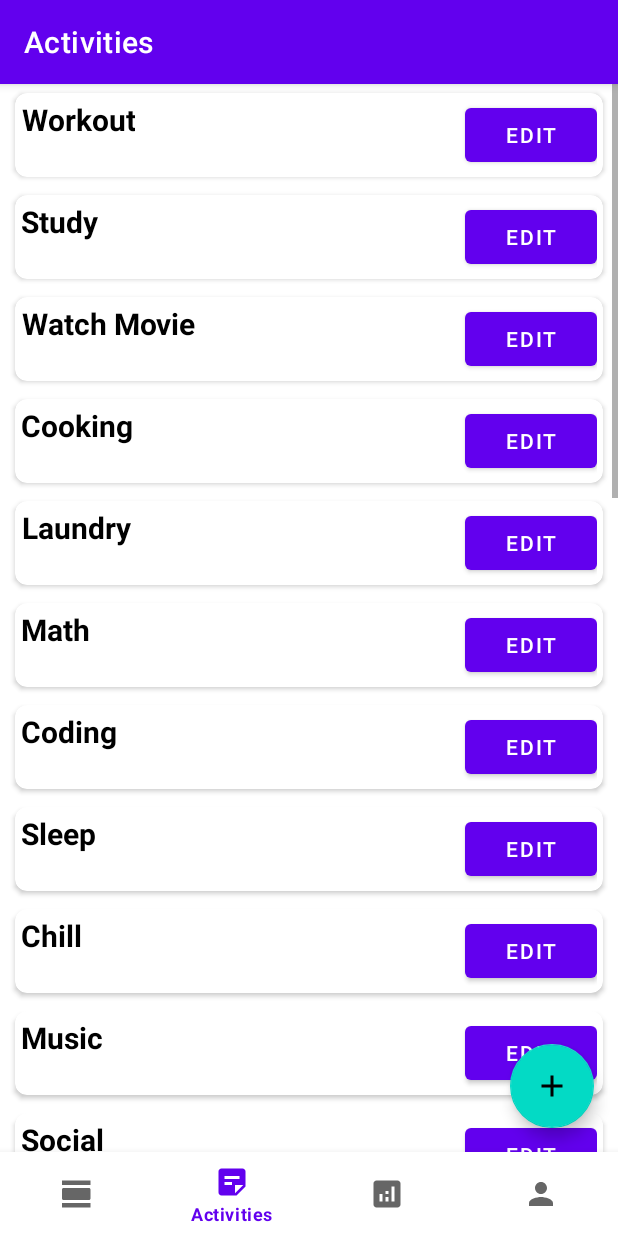
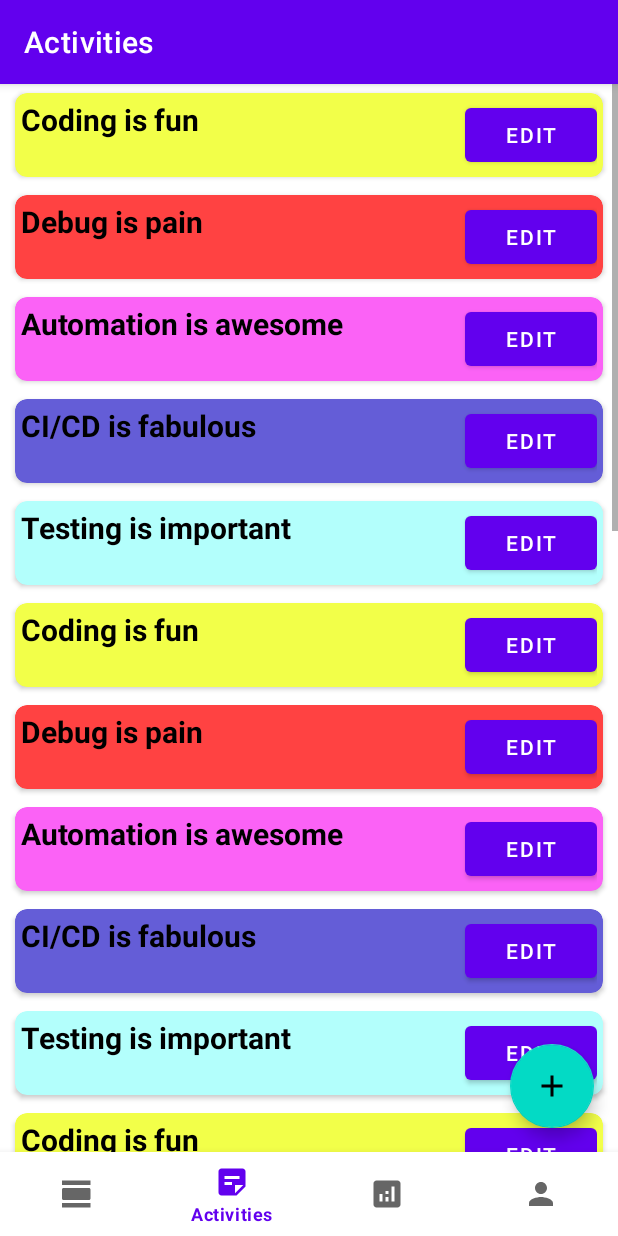
Before and after one commit to MarkHershey/SnapTrack, an Android app: the ActivitiesFragment screen opened through its navigation route, on a phone screen of 412 x 824 dp. Run offline under Robolectric (Android 15) with nearby library versions, the phone set to English and light mode, and no system bars; our stand-ins replace Firebase (no records; nobody signed in at launch, a user with empty details on screens opened directly), navigation-ui; libraries missing offline, so code that uses them is left out: com.firebase.ui.

Commit message:
Update RecyclerView

```diff
--- a/SnapTrackApp/app/src/main/java/com/example/snaptrackapp/UserActivity.java
+++ /dev/null
@@ -1,27 +0,0 @@
-package com.example.snaptrackapp;
-
-import java.util.ArrayList;
-
-public class UserActivity {
-    String AID;
-    String activity_name;
-    String short_display_name;
-    String color;
-    ArrayList<String> labels;
-
-
-    public UserActivity(String AID, String name, String short_name, String color){
-        this.AID = AID;
-        this.activity_name = name;
-        this.short_display_name = short_name;
-        this.color = color;
-    }
-
-    public String getActivity_name(){
-        return this.activity_name;
-    }
-
-    public String getColor(){
-        return this.color;
-    }
-}
--- a/SnapTrackApp/app/src/main/java/com/example/snaptrackapp/data/UserActivityInfo.java
+++ b/SnapTrackApp/app/src/main/java/com/example/snaptrackapp/data/UserActivityInfo.java
@@ -19,8 +19,9 @@ public class UserActivityInfo {
 
     public static final String ALL_USER_ACTIVITY_PARENT = "activities";
     private final static String TAG = "UserActivityInfo";
+
+    private String activity_name;
     private String category;
-    private String activity_name;
     private int color;
 
     /**
@@ -28,21 +29,23 @@ public class UserActivityInfo {
      */
     public UserActivityInfo(){}
 
-    public UserActivityInfo(String category, String activity_name, int color) {
+    public UserActivityInfo(String activity_name, String category, int color) {
+        this.activity_name = activity_name;
         this.category = category;
-        this.activity_name = activity_name;
         this.color = color;
-    }
-
-    public String getCategory() {
-        return category;
     }
 
     @PropertyName("activity_name")
     public String getActivityName() {
-        return activity_name;
+        return this.activity_name;
     }
 
+    @PropertyName("category")
+    public String getCategory() {
+        return this.category;
+    }
+
+    @PropertyName("color")
     public int getColor() {
         return color;
     }
@@ -56,6 +59,7 @@ public class UserActivityInfo {
     }
 
     private static void add(String activityName, String category, int color, int tries){
+
         String authID = DataUtils.getCurrentUserAuthID();
         String AID = DataUtils.generateRandomID();
 
@@ -64,7 +68,8 @@ public class UserActivityInfo {
                 .child(UserInfo.ALL_USER_PARENT)
                 .child(authID)
                 .child(ALL_USER_ACTIVITY_PARENT);
-        UserActivityInfo info = new UserActivityInfo(category, activityName, color);
+
+        UserActivityInfo info = new UserActivityInfo(activityName, category, color);
         dbRef.addListenerForSingleValueEvent(new InsertUserActivityOrRetry(tries, AID, info));
 
     }
@@ -77,12 +82,12 @@ public class UserActivityInfo {
      */
     private static class InsertUserActivityOrRetry implements ValueEventListener {
         private final int TRIES;
-        private final String userID;
+        private final String AID;
         private final UserActivityInfo userActivityInfo;
 
         private InsertUserActivityOrRetry(int tries, String userID, UserActivityInfo userActivityInfo) {
             TRIES = tries;
-            this.userID = userID;
+            this.AID = userID;
             this.userActivityInfo = userActivityInfo;
         }
 
@@ -94,12 +99,15 @@ public class UserActivityInfo {
                         .child(UserInfo.ALL_USER_PARENT)
                         .child(DataUtils.getCurrentUserAuthID())
                         .child(ALL_USER_ACTIVITY_PARENT)
-                        .child(userID);
+                        .child(AID);
                 dbRef.setValue(userActivityInfo);
+
             } else if (TRIES > 0) {
                 add(userActivityInfo.activity_name, userActivityInfo.category, userActivityInfo.color, TRIES-1);
+
             } else {
-                Log.e(TAG, "Failed to add activity " + userActivityInfo.activity_name);
+                Log.e(TAG, "Failed to add new activity to Firebase: " + userActivityInfo.activity_name);
+
             }
         }
 
--- a/SnapTrackApp/app/src/main/java/com/example/snaptrackapp/ui/activities/ActivitiesAdapter.java
+++ b/SnapTrackApp/app/src/main/java/com/example/snaptrackapp/ui/activities/ActivitiesAdapter.java
@@ -6,27 +6,30 @@ import android.view.ViewGroup;
 import android.widget.TextView;
 
 import androidx.annotation.NonNull;
+import androidx.cardview.widget.CardView;
 import androidx.recyclerview.widget.RecyclerView;
 
 import com.example.snaptrackapp.R;
-import com.example.snaptrackapp.UserActivity;
+import com.example.snaptrackapp.data.UserActivityInfo;
 
 import java.util.ArrayList;
 
 public class ActivitiesAdapter extends RecyclerView.Adapter<ActivitiesAdapter.ActivityViewHolder> {
-    private ArrayList<UserActivity> mActivityList;
+    private ArrayList<UserActivityInfo> mActivityList;
 
 
-    public ActivitiesAdapter(ArrayList<UserActivity> activityList){
+    public ActivitiesAdapter(ArrayList<UserActivityInfo> activityList){
         mActivityList = activityList;
     }
 
     public static class ActivityViewHolder extends RecyclerView.ViewHolder {
         public TextView mTextView;
+        public CardView mCardView;
 
         public ActivityViewHolder(@NonNull View itemView) {
             super(itemView);
             mTextView = itemView.findViewById(R.id.activityNameTextView);
+            mCardView = itemView.findViewById(R.id.cardView);
         }
     }
 
@@ -40,8 +43,9 @@ public class ActivitiesAdapter extends RecyclerView.Adapter<ActivitiesAdapter.Ac
 
     @Override
     public void onBindViewHolder(@NonNull ActivityViewHolder holder, int position) {
-        UserActivity currentItem = mActivityList.get(position);
-        holder.mTextView.setText(currentItem.getActivity_name());
+        UserActivityInfo currentItem = mActivityList.get(position);
+        holder.mTextView.setText(currentItem.getActivityName());
+        holder.mCardView.setCardBackgroundColor(currentItem.getColor());
 
     }
 
--- a/SnapTrackApp/app/src/main/java/com/example/snaptrackapp/ui/activities/ActivitiesFragment.java
+++ b/SnapTrackApp/app/src/main/java/com/example/snaptrackapp/ui/activities/ActivitiesFragment.java
@@ -1,29 +1,24 @@
 package com.example.snaptrackapp.ui.activities;
 
 import android.content.Intent;
+import android.graphics.Color;
 import android.os.Bundle;
 import android.util.Log;
 import android.view.LayoutInflater;
 import android.view.View;
 import android.view.ViewGroup;
-import android.widget.TextView;
-import android.widget.Toast;
 
 import androidx.annotation.NonNull;
-import androidx.annotation.Nullable;
 import androidx.fragment.app.Fragment;
-import androidx.lifecycle.Observer;
 import androidx.lifecycle.ViewModelProvider;
 import androidx.recyclerview.widget.LinearLayoutManager;
 import androidx.recyclerview.widget.RecyclerView;
 
 import com.example.snaptrackapp.R;
-import com.example.snaptrackapp.UserActivity;
 import com.example.snaptrackapp.data.UserActivityInfo;
 import com.google.android.material.floatingactionbutton.FloatingActionButton;
 
 import java.util.ArrayList;
-import java.util.Arrays;
 
 public class ActivitiesFragment extends Fragment {
 
@@ -31,7 +26,7 @@ public class ActivitiesFragment extends Fragment {
     private RecyclerView mRecyclerView;
     private RecyclerView.Adapter mAdapter;
     private RecyclerView.LayoutManager mLayoutManager;
-    private ArrayList<UserActivity> activityList;
+    private ArrayList<UserActivityInfo> activityList;
     FloatingActionButton mFloatingActionButton;
 
     public View onCreateView(@NonNull LayoutInflater inflater, ViewGroup container, Bundle savedInstanceState) {
@@ -39,34 +34,32 @@ public class ActivitiesFragment extends Fragment {
         View root = inflater.inflate(R.layout.fragment_activities, container, false);
 
 
-        activityList = new ArrayList<UserActivity>();
-        activityList.add(new UserActivity("00001", "Workout", "WO", "blue"));
-        activityList.add(new UserActivity("00002", "Study", "ST", "blue"));
-        activityList.add(new UserActivity("00003", "Watch Movie", "MO", "blue"));
-        activityList.add(new UserActivity("00004", "Cooking", "CO", "blue"));
-        activityList.add(new UserActivity("00005", "Laundry", "LA", "blue"));
-        activityList.add(new UserActivity("00005", "Math", "LA", "blue"));
-        activityList.add(new UserActivity("00005", "Coding", "LA", "blue"));
-        activityList.add(new UserActivity("00005", "Sleep", "LA", "blue"));
-        activityList.add(new UserActivity("00005", "Chill", "LA", "blue"));
-        activityList.add(new UserActivity("00005", "Music", "LA", "blue"));
-        activityList.add(new UserActivity("00005", "Social", "LA", "blue"));
-        activityList.add(new UserActivity("00005", "Dummy", "LA", "blue"));
-        activityList.add(new UserActivity("00005", "XYZ", "LA", "blue"));
-        activityList.add(new UserActivity("00005", "XYZ", "LA", "blue"));
-        activityList.add(new UserActivity("00005", "XYZ", "LA", "blue"));
-        activityList.add(new UserActivity("00005", "XYZ", "LA", "blue"));
-        activityList.add(new UserActivity("00005", "XYZ", "LA", "blue"));
-        activityList.add(new UserActivity("00005", "XYZ", "LA", "blue"));
-        activityList.add(new UserActivity("00005", "XYZ", "LA", "blue"));
-        activityList.add(new UserActivity("00005", "XYZ", "LA", "blue"));
-        activityList.add(new UserActivity("00005", "XYZ", "LA", "blue"));
-        activityList.add(new UserActivity("00005", "XYZ", "LA", "blue"));
-        activityList.add(new UserActivity("00005", "XYZ", "LA", "blue"));
-        activityList.add(new UserActivity("00005", "XYZ", "LA", "blue"));
-        activityList.add(new UserActivity("00005", "XYZ", "LA", "blue"));
-        activityList.add(new UserActivity("00005", "XYZ", "LA", "blue"));
-        activityList.add(new UserActivity("00005", "XYZ", "LA", "blue"));
+        activityList = new ArrayList<UserActivityInfo>();
+        activityList.add(new UserActivityInfo("Coding is fun", "Work", Color.parseColor("#F2FF49")));
+        activityList.add(new UserActivityInfo("Debug is pain", "Life", Color.parseColor("#FF4242")));
+        activityList.add(new UserActivityInfo("Automation is awesome", "Work", Color.parseColor("#FB62F6")));
+        activityList.add(new UserActivityInfo("CI/CD is fabulous", "Life", Color.parseColor("#645DD7")));
+        activityList.add(new UserActivityInfo("Testing is important", "Work", Color.parseColor("#B3FFFC")));
+        activityList.add(new UserActivityInfo("Coding is fun", "Work", Color.parseColor("#F2FF49")));
+        activityList.add(new UserActivityInfo("Debug is pain", "Life", Color.parseColor("#FF4242")));
+        activityList.add(new UserActivityInfo("Automation is awesome", "Work", Color.parseColor("#FB62F6")));
+        activityList.add(new UserActivityInfo("CI/CD is fabulous", "Life", Color.parseColor("#645DD7")));
+        activityList.add(new UserActivityInfo("Testing is important", "Work", Color.parseColor("#B3FFFC")));
+        activityList.add(new UserActivityInfo("Coding is fun", "Work", Color.parseColor("#F2FF49")));
+        activityList.add(new UserActivityInfo("Debug is pain", "Life", Color.parseColor("#FF4242")));
+        activityList.add(new UserActivityInfo("Automation is awesome", "Work", Color.parseColor("#FB62F6")));
+        activityList.add(new UserActivityInfo("CI/CD is fabulous", "Life", Color.parseColor("#645DD7")));
+        activityList.add(new UserActivityInfo("Testing is important", "Work", Color.parseColor("#B3FFFC")));
+        activityList.add(new UserActivityInfo("Coding is fun", "Work", Color.parseColor("#F2FF49")));
+        activityList.add(new UserActivityInfo("Debug is pain", "Life", Color.parseColor("#FF4242")));
+        activityList.add(new UserActivityInfo("Automation is awesome", "Work", Color.parseColor("#FB62F6")));
+        activityList.add(new UserActivityInfo("CI/CD is fabulous", "Life", Color.parseColor("#645DD7")));
+        activityList.add(new UserActivityInfo("Testing is important", "Work", Color.parseColor("#B3FFFC")));
+        activityList.add(new UserActivityInfo("Coding is fun", "Work", Color.parseColor("#F2FF49")));
+        activityList.add(new UserActivityInfo("Debug is pain", "Life", Color.parseColor("#FF4242")));
+        activityList.add(new UserActivityInfo("Automation is awesome", "Work", Color.parseColor("#FB62F6")));
+        activityList.add(new UserActivityInfo("CI/CD is fabulous", "Life", Color.parseColor("#645DD7")));
+        activityList.add(new UserActivityInfo("Testing is important", "Work", Color.parseColor("#B3FFFC")));
 
         mRecyclerView = root.findViewById(R.id.recyclerView);
         mLayoutManager = new LinearLayoutManager(getContext());
--- a/SnapTrackApp/app/src/main/res/layout/card_item.xml
+++ b/SnapTrackApp/app/src/main/res/layout/card_item.xml
@@ -1,5 +1,6 @@
 <?xml version="1.0" encoding="utf-8"?>
 <androidx.cardview.widget.CardView xmlns:android="http://schemas.android.com/apk/res/android"
+    android:id="@+id/cardView"
     android:layout_width="match_parent"
     android:layout_height="wrap_content"
     xmlns:app="http://schemas.android.com/apk/res-auto"
@@ -7,8 +8,7 @@
     app:cardBackgroundColor="@color/cardview_light_background"
     android:layout_marginVertical="6dp"
     android:layout_marginHorizontal="10dp"
-    android:paddingHorizontal="10dp"
-    >
+    android:paddingHorizontal="10dp">
 
     <RelativeLayout
         android:layout_width="match_parent"
```
